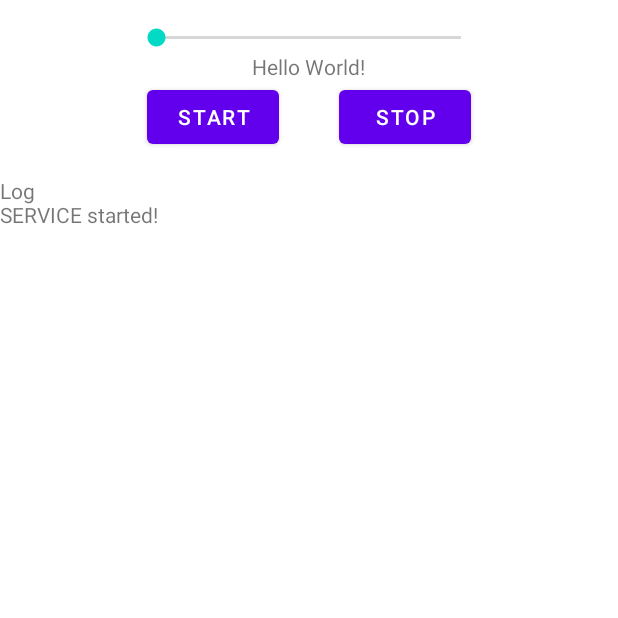
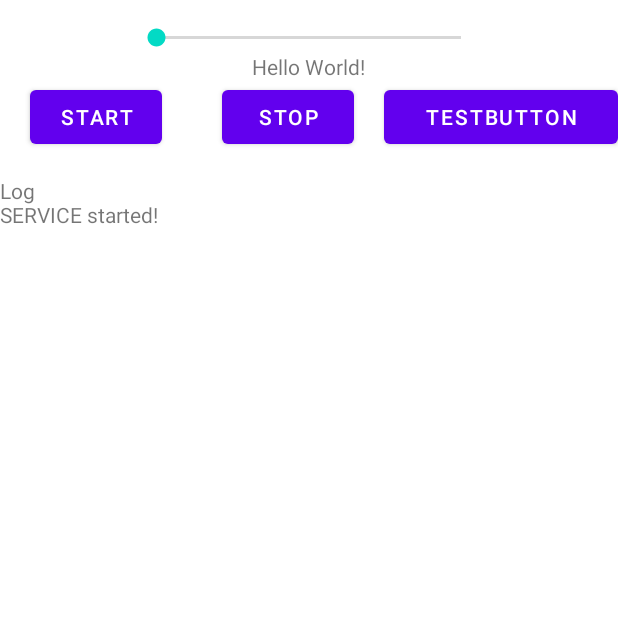
Before and after one commit to meiyu/iVolume, an Android app: the screen it shows after launch (MainActivity), on a phone screen of 412 x 824 dp, the top half of it. Run offline under Robolectric (Android 15) with nearby library versions, the light colour scheme and no system bars.

Commit message:
add activity questionnaire

```diff
--- a/app/src/main/res/layout/activity_main.xml
+++ b/app/src/main/res/layout/activity_main.xml
@@ -31,8 +31,8 @@
         <LinearLayout
             android:layout_width="match_parent"
             android:layout_height="wrap_content"
-            android:orientation="horizontal"
-            android:gravity="center_horizontal">
+            android:gravity="center_horizontal"
+            android:orientation="horizontal">
 
             <Button
                 android:id="@+id/button1"
@@ -49,6 +49,14 @@
                 android:layout_marginHorizontal="20dp"
                 android:onClick="clickStopService"
                 android:text="Stop" />
+
+            <Button
+                android:id="@+id/button"
+                android:layout_width="wrap_content"
+                android:layout_height="wrap_content"
+                android:layout_weight="1"
+                android:onClick="launchSecondActivity"
+                android:text="TestButton" />
         </LinearLayout>
 
         <TextView
--- a/app/src/main/res/values/strings.xml
+++ b/app/src/main/res/values/strings.xml
@@ -9,4 +9,5 @@
 
     <string name="hello_first_fragment">Hello first fragment</string>
     <string name="hello_second_fragment">Hello second fragment. Arg: %1$s</string>
+    <string name="finish">Finish</string>
 </resources>
```
Also changed, not shown: app/src/main/AndroidManifest.xml (+17 -8 lines), app/src/main/java/com/ivolume/ivolume/MainActivity.java (+7 -0 lines), app/src/main/java/com/ivolume/ivolume/Questionnaire_Activity.java (added, +27 -0 lines), app/src/main/res/layout/activity_questionnaire.xml (added, +19 -0 lines).
